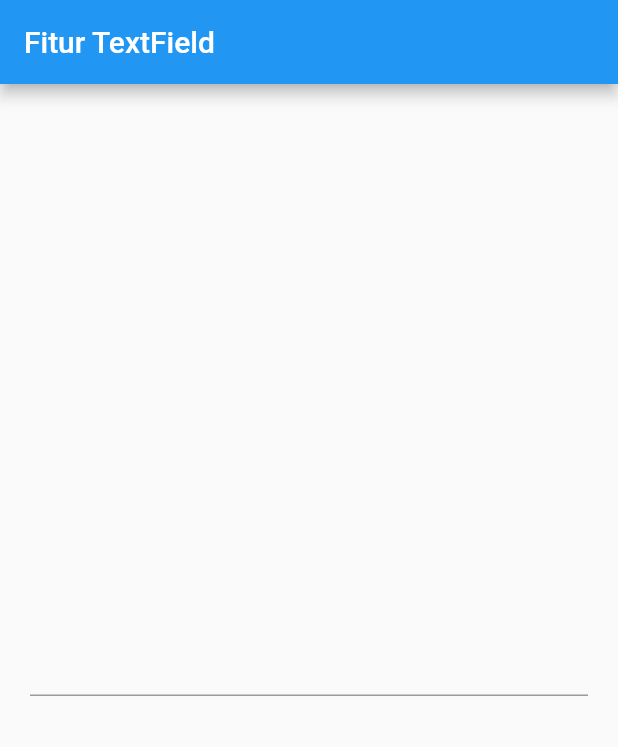
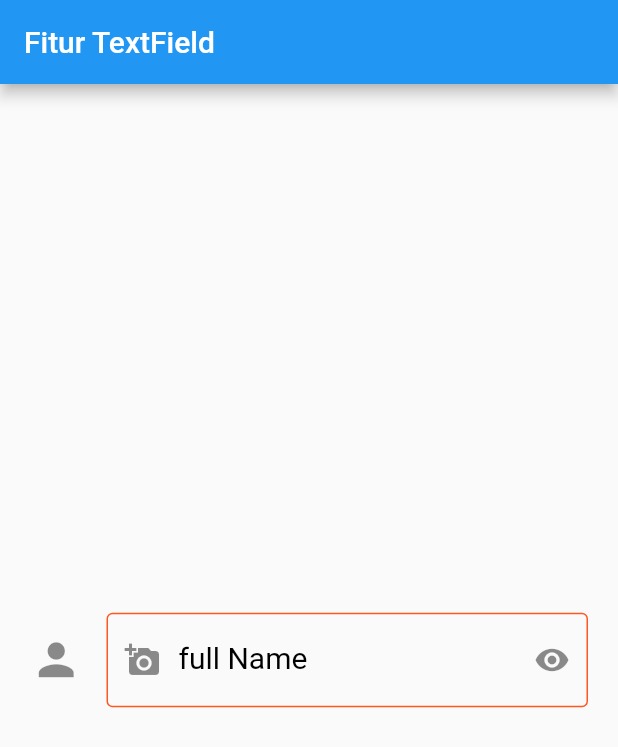
Before and after one commit to dheasaf/Pemrograman_Flutter, a Flutter app: the screen it shows after launch, on a phone screen of 412 x 824 dp. Shown: the top 747 px of the screen. Run offline on Flutter 3.47's test engine with Material 2 defaults, Android fonts, the phone set to English and light mode, and no system bars; our stand-ins replace faker.

Commit message:
update video ke-17 "Dekorasi Text Field"

```diff
--- a/projek14/lib/main.dart
+++ b/projek14/lib/main.dart
@@ -17,18 +17,62 @@ class MyApp extends StatelessWidget {
             padding: const EdgeInsets.all(20),
             child: TextField(
               autocorrect: false,
-              autofocus: false,
-              enableSuggestions: true,
-              enableInteractiveSelection: false,
-              // enabled: false,
+             showCursor: true,
+              cursorColor: Colors.green,
+              // cursorWidth: 10,
+              // cursorHeight: 25,
+              // cursorRadius: Radius.circular(20),
+
+              textAlign: TextAlign.start,
+              textAlignVertical: TextAlignVertical.center,
+              textCapitalization: TextCapitalization.none,
+
+              style: TextStyle(
+                  color: Colors.green,
+                      fontSize: 20,
+              ),
               obscureText: true,
-              obscuringCharacter: '=',
-              keyboardType: TextInputType.phone,
-              readOnly: true,
+
+              decoration: InputDecoration(
+                icon: Icon(
+                  Icons.person,
+                  size: 35,
+                ),
+                border: OutlineInputBorder(),
+
+            focusedBorder:OutlineInputBorder(
+              borderSide: BorderSide(
+                  color: Colors.black,
+              ),
+            ),
+            enabledBorder:OutlineInputBorder(
+              borderSide: BorderSide(
+                  color: Colors.deepOrange
+              ),
+            ),
+            prefixIcon: Icon(Icons.add_a_photo),
+            suffixIcon: Icon(Icons.remove_red_eye),
+
+
+            //     prefixIcon: Icon(
+            //     Icons.person_add,
+            //     size: 35,
+            // ),
+            // prefixText: "Name: ",
+                hintText: "Please input your name",
+                hintStyle: TextStyle(
+                  color: Colors.black,
+                  fontSize: 20,
+                ),
+                labelText: "full Name",
+                labelStyle: TextStyle(
+                  color: Colors.black,
+                ),
             ),
           ),
         ),
       ),
+    ),
     );
   }
 }
```
